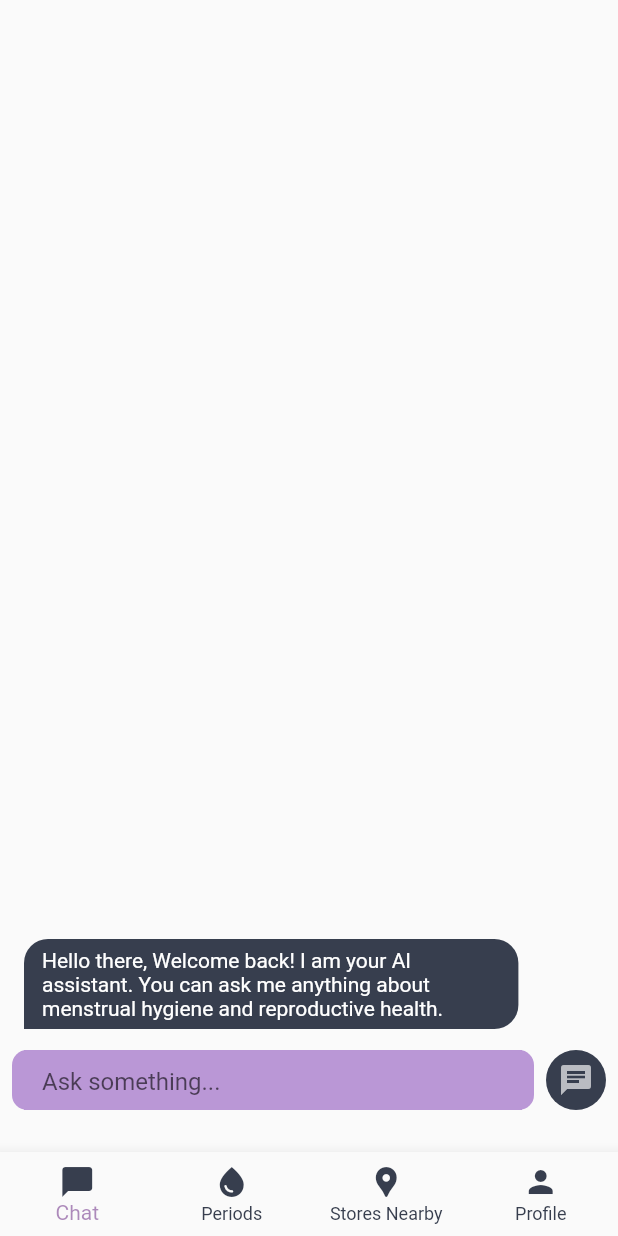
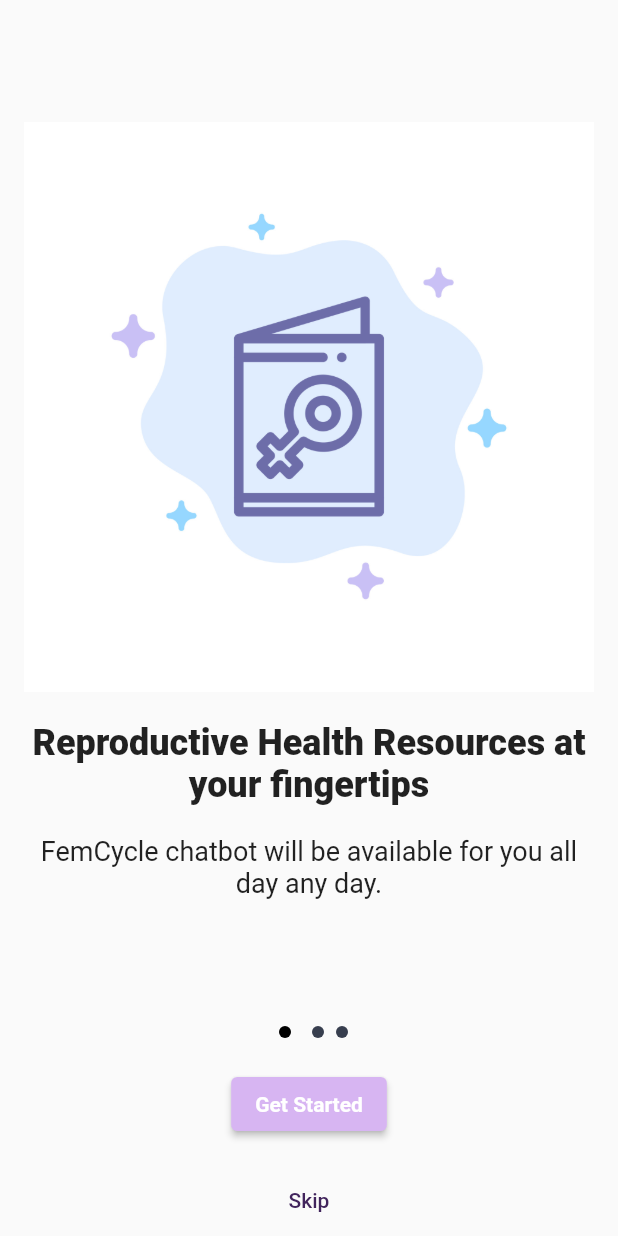
Before and after one commit to jefftrojan/Femcycle, a Flutter app: the screen it shows after launch, on a phone screen of 412 x 824 dp. Run offline on Flutter 3.47's test engine with Material 2 defaults, Android fonts, the phone set to English and light mode, and no system bars; drawn by our look-alikes of chat_bubbles, dots_indicator; our stand-ins replace animated_splash_screen, cloud_firestore, firebase_auth, firebase_core, flutter_dotenv, image_picker; accounts and stored records are empty.

Commit message:
onboarding complete

```diff
--- a/frontend/lib/main.dart
+++ b/frontend/lib/main.dart
@@ -26,7 +26,7 @@
     return  MaterialApp(
       debugShowCheckedModeBanner: false,
       title: '',
-      home: BottomNavScreen(),
+      home: SplashScreenWidget(),
 
     );
   }
--- a/frontend/lib/screens/onboarding.dart
+++ b/frontend/lib/screens/onboarding.dart
@@ -0,0 +1,132 @@
+import 'package:flutter/material.dart';
+import 'package:frontend/screens/signin.dart';
+import 'package:frontend/utils/colors.dart';
+import 'package:dots_indicator/dots_indicator.dart';
+import 'package:frontend/utils/utils.dart';
+
+class OnboardingScreen extends StatefulWidget {
+  const OnboardingScreen({Key? key}) : super(key: key);
+
+  @override
+  State<OnboardingScreen> createState() => _OnboardingScreenState();
+}
+
+class _OnboardingScreenState extends State<OnboardingScreen> {
+  final PageController _controller = PageController();
+  int _currentIndex = 0;
+
+  @override
+  Widget build(BuildContext context) {
+    return Scaffold(
+      body: Column(
+        children: [
+          Expanded(
+            flex: 3,
+            child: PageView.builder(
+              controller: _controller,
+              itemCount: onboardingData.length,
+              onPageChanged: (int page) {
+                setState(() {
+                  _currentIndex = page;
+                });
+              },
+              itemBuilder: (context, index) {
+                return OnboardingStep(
+                  content: onboardingData[index],
+                );
+              },
+            ),
+          ),
+          DotsIndicator(
+            dotsCount: onboardingData.length,
+            position: _currentIndex,
+            decorator: DotsDecorator(
+              color: common,
+              activeColor: black,
+              size: const Size.square(8.0),
+              activeSize: const Size(20, 8),
+              spacing: const EdgeInsets.all(4.0),
+            ),
+          ),
+          Padding(
+            padding: const EdgeInsets.all(16),
+            child: ElevatedButton(
+              style: ButtonStyle(
+                backgroundColor: MaterialStateProperty.all<Color>(primaryDark),
+              ),
+              onPressed: () {
+                Navigator.push(
+                  context,
+                  MaterialPageRoute(builder: (context) => SignIn()),
+                );
+              },
+              child: Text(
+                "Get Started",
+                style: TextStyle(
+                  color: Colors.white,
+                  fontWeight: FontWeight.bold,
+                ),
+              ),
+            ),
+          ),
+          TextButton(
+            onPressed: () {
+              Navigator.push(
+                context,
+                MaterialPageRoute(builder: (context) => SignIn()),
+              );
+            },
+            child: Text(
+              "Skip",
+              style: TextStyle(color: Color.fromRGBO(65, 36, 92, 1)),
+            ),
+          )
+        ],
+      ),
+    );
+  }
+
+  @override
+  void dispose() {
+    _controller.dispose();
+    super.dispose();
+  }
+}
+
+class OnboardingStep extends StatelessWidget {
+  final OnboardingContent content;
+
+  OnboardingStep({required this.content});
+
+  @override
+  Widget build(BuildContext context) {
+    return Padding(
+      padding: const EdgeInsets.all(16.0),
+      child: Column(
+        mainAxisAlignment: MainAxisAlignment.center,
+        children: [
+          Image.asset(content.image),
+          SizedBox(
+            height: 20,
+          ),
+          Text(
+            content.title,
+            style: TextStyle(
+              fontSize: 24.0,
+              fontWeight: FontWeight.w800,
+            ),
+            textAlign: TextAlign.center,
+          ),
+          SizedBox(
+            height: 20,
+          ),
+          Text(
+            content.description,
+            style: TextStyle(fontSize: 18),
+            textAlign: TextAlign.center,
+          )
+        ],
+      ),
+    );
+  }
+}
--- a/frontend/lib/screens/splash.dart
+++ b/frontend/lib/screens/splash.dart
@@ -1,5 +1,6 @@
 import 'package:animated_splash_screen/animated_splash_screen.dart';
 import 'package:flutter/material.dart';
+import 'package:frontend/screens/onboarding.dart';
 import 'package:frontend/screens/signin.dart';
 
 import '../utils/colors.dart';
@@ -35,18 +36,9 @@
           ],
         ),
       ),
-      nextScreen:const SignIn() , // Navigate to your main screen
+      nextScreen:const OnboardingScreen() ,
       splashTransition: SplashTransition.fadeTransition,
-      backgroundColor: primaryDark, // Background color for the next screen
+      backgroundColor: primaryDark,
     );
   }
 }
-
-
-class Onboarding extends StatelessWidget {
-  // implemenet onboarding screen with PageViewMOdel here
-  @override
-  Widget build(BuildContext context) {
-    return const Placeholder();
-  }
-}
--- a/frontend/lib/utils/colors.dart
+++ b/frontend/lib/utils/colors.dart
@@ -4,7 +4,8 @@
 
 const Color primarylight = Color.fromRGBO(186, 151, 214, 1);
 const Color accentchat = Color(0xFF373E4E);
-const common = Color.fromRGBO(55, 62, 78, 100);
+const common = Color.fromRGBO(55, 62, 78, 1);
+const textsmall = Color.fromRGBO(168, 166, 167, 1);
 
 const Color accentchatalt = Color.fromARGB(255, 35, 31, 36);
 const Color black = Color(0xFF000000);
--- a/frontend/lib/utils/utils.dart
+++ b/frontend/lib/utils/utils.dart
@@ -1,4 +1,4 @@
-//this file contains the utils: bottomnav, custom buttons,.....
+//this file contains the utils: bottomnav, custom buttons, onboarding content models.....
 
 import 'package:flutter/material.dart';
 import 'package:frontend/screens/chatpy.dart';
@@ -14,9 +14,38 @@
   User({required this.name, required this.email});
 }
 
-// custom appbar for chat
+// models --->onboarding screens content
+class OnboardingContent {
+  final String image;
+  final String title;
+  final String description;
 
+  OnboardingContent({
+    required this.image,
+    required this.title,
+    required this.description,
+  });
+}
 
+List<OnboardingContent> onboardingData = [
+  OnboardingContent(
+    image: "lib/assets/femalecard.jpg",
+    title: "Reproductive Health Resources at your fingertips",
+    description: "FemCycle chatbot will be available for you all day any day.",
+  ),
+  OnboardingContent(
+    image: "lib/assets/locations.jpg",
+    title: "Locate Stores near you",
+    description:
+        "In need of sanitary products, Let us know where you are, and we’ll recommend affordable stores near you.",
+  ),
+  OnboardingContent(
+    image: "lib/assets/girlsclock.jpg",
+    title: "Keep Track of your periods",
+    description:
+        "We use your previous dates to predict the next. We give you the power to remain prepared for your cycle.",
+  ),
+];
 
 // custom bottomnav
 class CustomBottomNavigationBar extends StatelessWidget {
@@ -28,32 +57,42 @@
     required this.onItemTapped,
   });
 
-
   @override
   Widget build(BuildContext context) {
     return BottomNavigationBar(
       type: BottomNavigationBarType.fixed,
       items: const <BottomNavigationBarItem>[
         BottomNavigationBarItem(
-          icon: Icon(Icons.messenger_rounded,color: common,),
+          icon: Icon(
+            Icons.messenger_rounded,
+            color: common,
+          ),
           label: 'Chat',
         ),
         BottomNavigationBarItem(
-          icon: Icon(Icons.water_drop,color: common,),
+          icon: Icon(
+            Icons.water_drop,
+            color: common,
+          ),
           label: 'Periods',
         ),
         BottomNavigationBarItem(
-          icon: Icon(Icons.location_pin,color: common,),
-
+          icon: Icon(
+            Icons.location_pin,
+            color: common,
+          ),
           label: 'Stores Nearby',
         ),
         BottomNavigationBarItem(
-          icon: Icon(Icons.person,color: common,),
+          icon: Icon(
+            Icons.person,
+            color: common,
+          ),
           label: 'Profile',
         ),
       ],
       currentIndex: selectedIndex,
-      selectedItemColor:primary,
+      selectedItemColor: primary,
       showSelectedLabels: true,
       onTap: onItemTapped,
       unselectedItemColor: common,
@@ -73,7 +112,6 @@
   @override
   Widget build(BuildContext context) {
     return Scaffold(
-
       body: IndexedStack(
         index: _selectedIndex,
         children: <Widget>[
--- a/frontend/pubspec.yaml
+++ b/frontend/pubspec.yaml
@@ -50,6 +50,7 @@
   chat_bubbles: ^1.5.0
   bubble: ^1.2.1
   image_picker: ^1.0.4
+  dots_indicator: ^3.0.0
 
 dev_dependencies:
   flutter_test:
@@ -78,6 +79,9 @@
   - .env
   - lib/assets/girlsclock.jpg
   - lib/assets/locations.jpg
+  - lib/assets/girlsflower.png
+  - lib/assets/femalecard.jpg
+
 
 
   # An image asset can refer to one or more resolution-specific "variants", see
```
Also changed, not shown: frontend/lib/assets/femalecard.jpg (added), frontend/lib/assets/girlsflower.png (added), frontend/pubspec.lock.
